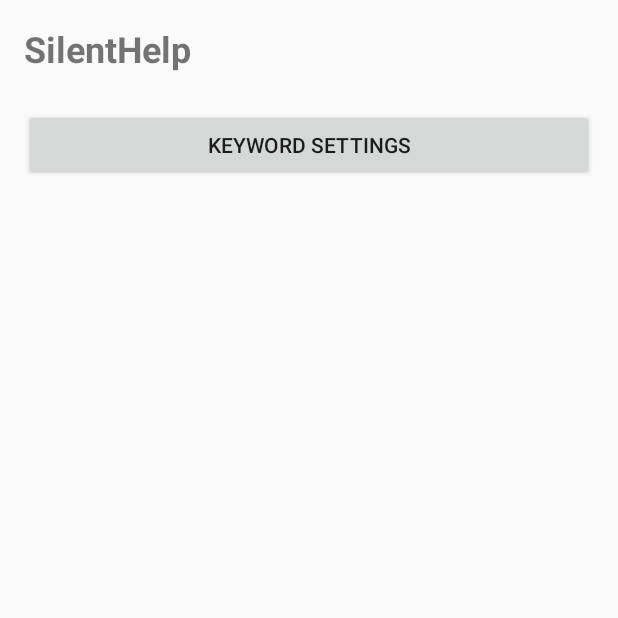
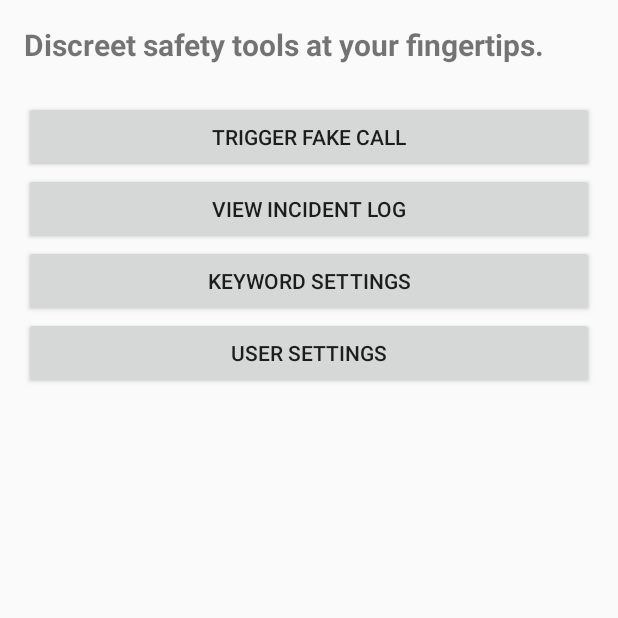
Before and after one commit to mpope124/SilentHelp, an Android app built with Jetpack Compose: the screen it shows after launch (MainActivity before the commit, HomeActivity after it), on a phone screen of 412 x 824 dp, the top half of it. Run offline under Robolectric (Android 15) with nearby library versions, the phone set to English and light mode, and no system bars.

Commit message:
feat: added HomeActivity and navigation to Keyword Settings

```diff
--- a/SilentHelp/app/src/main/AndroidManifest.xml
+++ b/SilentHelp/app/src/main/AndroidManifest.xml
@@ -14,13 +14,15 @@
         android:theme="@style/Theme.SilentHelp"
         tools:targetApi="31">
 
+
         <!-- Modified by Kelley Rosa 05-22-25 -->
         <activity android:name=".KeywordSettingsActivity" />
 
+
+        <!-- Modified by Carmelo Vera 06-02-25 -->
         <activity
-            android:name=".MainActivity"
+            android:name=".HomeActivity"
             android:exported="true"
-            android:label="@string/app_name"
             android:theme="@style/Theme.SilentHelp">
 
             <intent-filter>
@@ -29,6 +31,8 @@
             </intent-filter>
 
         </activity>
+
+        <activity android:name=".MainActivity" />
     </application>
 
 </manifest>
--- /dev/null
+++ b/SilentHelp/app/src/main/java/com/silenthelp/HomeActivity.kt
@@ -0,0 +1,40 @@
+package com.silenthelp
+
+import android.content.Intent
+import android.os.Bundle
+import android.widget.Button
+import androidx.appcompat.app.AppCompatActivity
+import com.silenthelp.R.id.btnOpenKeywordSettings
+
+
+
+class HomeActivity : AppCompatActivity() {
+    override fun onCreate(savedInstanceState: Bundle?) {
+        super.onCreate(savedInstanceState)
+        setContentView(R.layout.activity_home)
+
+        val keywordButton = findViewById<Button>(R.id.btnOpenKeywordSettings)
+        val userSettingsButton = findViewById<Button>(R.id.btnOpenUserSettings)
+        val fakeCallButton = findViewById<Button>(R.id.btnFakeCall)
+        val incidentLogButton = findViewById<Button>(R.id.btnIncidentLog)
+
+        keywordButton.setOnClickListener {
+            val intent = Intent(this, KeywordSettingsActivity::class.java)
+            startActivity(intent)
+        }
+
+        userSettingsButton.setOnClickListener {
+            // Placeholder — update when Colin finishes UserSettingsActivity
+            val intent = Intent(this, UserSettingsActivity::class.java)
+            startActivity(intent)
+        }
+
+        fakeCallButton.setOnClickListener {
+            // TODO: Implement Fake Call functionality
+        }
+
+        incidentLogButton.setOnClickListener {
+            // TODO: Implement Incident Log functionality
+        }
+    }
+}
--- /dev/null
+++ b/SilentHelp/app/src/main/res/layout/activity_home.xml
@@ -0,0 +1,40 @@
+<?xml version="1.0" encoding="utf-8"?>
+<LinearLayout xmlns:android="http://schemas.android.com/apk/res/android"
+    android:layout_width="match_parent"
+    android:layout_height="match_parent"
+    android:orientation="vertical"
+    android:padding="16dp">
+
+    <TextView
+        android:id="@+id/textTitle"
+        android:layout_width="wrap_content"
+        android:layout_height="wrap_content"
+        android:text="@string/discreet_safety_tools_at_your_fingertips"
+        android:textSize="20sp"
+        android:textStyle="bold"
+        android:layout_marginBottom="24dp" />
+
+    <Button
+        android:id="@+id/btnFakeCall"
+        android:layout_width="match_parent"
+        android:layout_height="wrap_content"
+        android:text="@string/trigger_fake_call" />
+
+    <Button
+        android:id="@+id/btnIncidentLog"
+        android:layout_width="match_parent"
+        android:layout_height="wrap_content"
+        android:text="@string/view_incident_log" />
+
+    <Button
+        android:id="@+id/btnOpenKeywordSettings"
+        android:layout_width="match_parent"
+        android:layout_height="wrap_content"
+        android:text="@string/keyword_settings" />
+
+    <Button
+        android:id="@+id/btnOpenUserSettings"
+        android:layout_width="match_parent"
+        android:layout_height="wrap_content"
+        android:text="@string/user_settings" />
+</LinearLayout>
--- a/SilentHelp/app/src/main/res/values/strings.xml
+++ b/SilentHelp/app/src/main/res/values/strings.xml
@@ -7,4 +7,8 @@
     <string name="edit">Edit</string>
     <string name="delete">Delete</string>
     <string name="saved_keywords">Saved Keywords</string>
+    <string name="trigger_fake_call">Trigger Fake Call</string>
+    <string name="view_incident_log">View Incident Log</string>
+    <string name="user_settings">User Settings</string>
+    <string name="discreet_safety_tools_at_your_fingertips">Discreet safety tools at your fingertips.</string>
 </resources>
```
Also changed, not shown: 502 other files.
